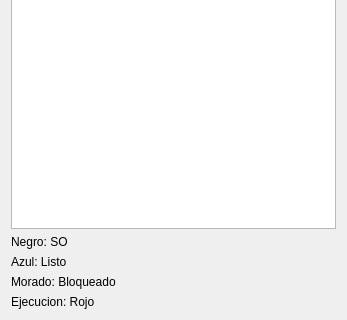
First picture: the form in RoundRobinConPaginacionSimple/memory.ui, repository EdPeReg/SimuladorArchivoPorLotes, before the edit; both pictures show x 0 to 347 and y 234 to 554 of the 347 by 554 pixel window.
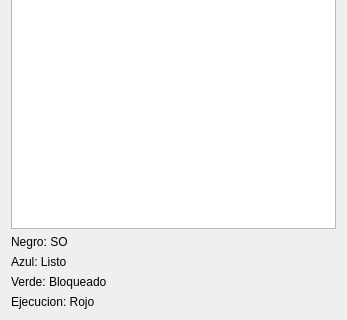
Second picture: the form after the edit.

What changed in the file:
```diff
--- a/RoundRobinConPaginacionSimple/memory.ui
+++ b/RoundRobinConPaginacionSimple/memory.ui
@@ -36,7 +36,7 @@
      <item>
       <widget class="QLabel" name="label_3">
        <property name="text">
-        <string>Morado: Bloqueado</string>
+        <string>Verde: Bloqueado</string>
        </property>
       </widget>
      </item>
```
